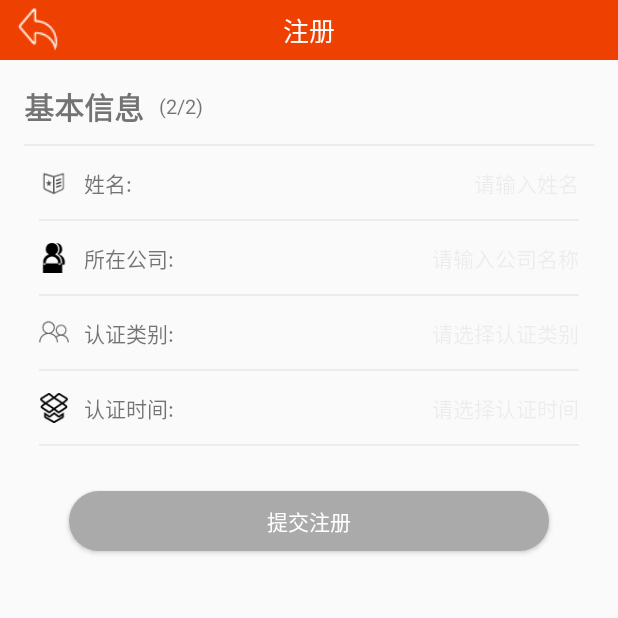
After one commit to berlin2017/RenZhengTong, an Android app: the RegisterStep2Activity screen opened directly, with no data from a screen before it, on a phone screen of 412 x 824 dp, the top half of it. The commit adds this screen. Run offline under Robolectric (Android 15) with nearby library versions, the phone set to English and light mode, and no system bars; libraries missing offline, so code that uses them is left out: com.bigkoo.pickerview.

Commit message:
用户注册

```diff
--- a/app/src/main/AndroidManifest.xml
+++ b/app/src/main/AndroidManifest.xml
@@ -74,6 +74,12 @@
             android:windowSoftInputMode="adjustPan" />
 
         <activity
+            android:name=".user.RegisterStep2Activity"
+            android:theme="@style/MyNoActionTheme"
+            android:windowSoftInputMode="adjustPan" />
+
+
+        <activity
             android:name=".user.UserInfoActivity"
             android:theme="@style/MyNoActionTheme"
             android:windowSoftInputMode="adjustPan" />
--- /dev/null
+++ b/app/src/main/java/com/dazhi/renzhengtong/user/RegisterStep2Activity.java
@@ -0,0 +1,116 @@
+package com.dazhi.renzhengtong.user;
+
+import android.graphics.Color;
+import android.os.Bundle;
+import android.support.annotation.Nullable;
+import android.support.v7.app.AppCompatActivity;
+import android.view.View;
+import android.widget.Button;
+import android.widget.DatePicker;
+import android.widget.EditText;
+import android.widget.ImageView;
+import android.widget.ProgressBar;
+import android.widget.TextView;
+
+import com.bigkoo.pickerview.OptionsPickerView;
+import com.bigkoo.pickerview.TimePickerView;
+import com.dazhi.renzhengtong.R;
+import com.dazhi.renzhengtong.utils.ToastHelper;
+
+import java.text.SimpleDateFormat;
+import java.util.ArrayList;
+import java.util.Calendar;
+import java.util.Date;
+import java.util.List;
+
+/**
+ * Created by Admin on 2018/1/31 0031.
+ */
+
+public class RegisterStep2Activity extends AppCompatActivity implements View.OnClickListener {
+
+    private EditText type;
+    private EditText time;
+    private EditText name;
+    private EditText company;
+    private Button commitBtn;
+    private List<String> list = new ArrayList<>();
+    private ProgressBar progressBar;
+
+    @Override
+    protected void onCreate(@Nullable Bundle savedInstanceState) {
+        super.onCreate(savedInstanceState);
+        setContentView(R.layout.layout_register_step2);
+        initTitle();
+        time = findViewById(R.id.register_time);
+        type = findViewById(R.id.register_type);
+        name = findViewById(R.id.register_name);
+        company = findViewById(R.id.register_company);
+        commitBtn = findViewById(R.id.register_confirm_btn);
+        progressBar = findViewById(R.id.register_loading);
+        progressBar.setVisibility(View.GONE);
+        time.setOnClickListener(this);
+        commitBtn.setOnClickListener(this);
+        type.setOnClickListener(this);
+        list.add("1-10人");
+        list.add("11-20人");
+        list.add("21-50人");
+        list.add("51-100人");
+        list.add("101-200人");
+        list.add("200人以上");
+    }
+
+    public void initTitle() {
+        ImageView back = findViewById(R.id.common_back);
+        back.setOnClickListener(this);
+        TextView textView = findViewById(R.id.common_title);
+        textView.setText("注册");
+    }
+
+    @Override
+    public void onClick(View v) {
+        switch (v.getId()) {
+            case R.id.register_confirm_btn:
+                finish();
+                break;
+            case R.id.common_back:
+                finish();
+                break;
+            case R.id.register_time:
+                boolean[]types = {true,true,true,false,false,false};
+                TimePickerView pickerView = new TimePickerView.Builder(this, new TimePickerView.OnTimeSelectListener() {
+                    @Override
+                    public void onTimeSelect(Date date, View v) {
+                        SimpleDateFormat simpleDateFormat = new SimpleDateFormat("YYYY-MM-DD");
+                        String timestring = simpleDateFormat.format(date);
+                        time.setText(timestring);
+                    }
+                }).setLabel("", "", "", "", "", "") //设置空字符串以隐藏单位提示
+                        .setDividerColor(Color.DKGRAY)
+                        .setContentSize(20)
+                        .setType(types)
+                        .setDate(Calendar.getInstance()).build();
+                pickerView.show();
+                break;
+            case R.id.register_type:
+                //条件选择器
+                OptionsPickerView pvOptions = new OptionsPickerView.Builder(this, new OptionsPickerView.OnOptionsSelectListener() {
+                    @Override
+                    public void onOptionsSelect(int options1, int option2, int options3, View v) {
+                        //返回的分别是三个级别的选中位置
+                        type.setText(list.get(options1));
+                    }
+                }).build();
+                pvOptions.setPicker(list);
+                pvOptions.show();
+                break;
+            default:
+                break;
+        }
+    }
+
+    public void commit() {
+
+    }
+
+}
--- a/app/src/main/java/com/dazhi/renzhengtong/utils/Constant.java
+++ b/app/src/main/java/com/dazhi/renzhengtong/utils/Constant.java
@@ -9,4 +9,5 @@ public class Constant {
     public final static String BASE_URL = "http://demo.ahxmgk.com/";
     public final static String NEW_LIST_URL = BASE_URL+"api/portal/lists/getCategoryPostLists";
     public final static String NEW_DETAIL_URL = BASE_URL+"api/portal";
+    public final static String USRE_REGISTER_URL = BASE_URL+"api/user/public/register";
 }
--- /dev/null
+++ b/app/src/main/res/layout/layout_register_step2.xml
@@ -0,0 +1,242 @@
+<?xml version="1.0" encoding="utf-8"?>
+<LinearLayout xmlns:android="http://schemas.android.com/apk/res/android"
+    android:layout_width="match_parent"
+    android:layout_height="match_parent"
+    android:fitsSystemWindows="true"
+    android:orientation="vertical">
+
+    <include layout="@layout/layout_common_back_title" />
+
+    <RelativeLayout
+        android:layout_width="match_parent"
+        android:layout_height="match_parent">
+
+        <ProgressBar
+            android:id="@+id/register_loading"
+            android:layout_width="wrap_content"
+            android:layout_height="wrap_content"
+            android:layout_centerInParent="true" />
+
+
+        <LinearLayout
+            android:layout_width="match_parent"
+            android:layout_height="match_parent"
+            android:layout_margin="@dimen/activity_horizontal_margin"
+            android:orientation="vertical">
+
+            <LinearLayout
+                android:layout_width="match_parent"
+                android:layout_height="wrap_content">
+
+                <TextView
+                    android:layout_width="wrap_content"
+                    android:layout_height="wrap_content"
+                    android:layout_gravity="center_vertical"
+                    android:text="基本信息"
+                    android:textSize="20sp"
+                    android:textStyle="bold" />
+
+                <TextView
+                    android:layout_width="wrap_content"
+                    android:layout_height="wrap_content"
+                    android:layout_gravity="center_vertical"
+                    android:layout_marginLeft="10dp"
+                    android:text="(2/2)"
+                    android:textSize="13sp" />
+            </LinearLayout>
+
+            <View
+                android:layout_width="match_parent"
+                android:layout_height="1dp"
+                android:layout_marginTop="10dp"
+                android:background="@color/line" />
+
+            <RelativeLayout
+                android:layout_width="match_parent"
+                android:layout_height="50dp"
+                android:layout_marginLeft="10dp"
+                android:layout_marginRight="10dp">
+
+                <ImageView
+                    android:id="@+id/evaluation_hangye_image"
+                    android:layout_width="20dp"
+                    android:layout_height="20dp"
+                    android:layout_centerVertical="true"
+                    android:src="@drawable/ic_hangye" />
+
+                <TextView
+                    android:id="@+id/evaluation_hangye_name"
+                    android:layout_width="100dp"
+                    android:layout_height="wrap_content"
+                    android:layout_centerVertical="true"
+                    android:layout_marginLeft="10dp"
+                    android:layout_toRightOf="@id/evaluation_hangye_image"
+                    android:text="姓名:" />
+
+
+                <EditText
+                    android:id="@+id/register_name"
+                    style="?android:attr/textViewStyle"
+                    android:layout_width="match_parent"
+                    android:layout_height="match_parent"
+                    android:layout_centerVertical="true"
+                    android:layout_marginLeft="10dp"
+                    android:layout_toRightOf="@id/evaluation_hangye_name"
+                    android:background="@null"
+                    android:gravity="center_vertical|right"
+                    android:hint="请输入姓名"
+                    android:textColorHint="@color/less_trans" />
+
+                <View
+                    android:layout_width="match_parent"
+                    android:layout_height="1dp"
+                    android:layout_alignParentBottom="true"
+                    android:background="@color/line" />
+            </RelativeLayout>
+
+
+            <RelativeLayout
+                android:layout_width="match_parent"
+                android:layout_height="50dp"
+                android:layout_marginLeft="10dp"
+                android:layout_marginRight="10dp">
+
+                <ImageView
+                    android:id="@+id/evaluation_guimo_image"
+                    android:layout_width="20dp"
+                    android:layout_height="20dp"
+                    android:layout_centerVertical="true"
+                    android:src="@drawable/ic_guimo" />
+
+                <TextView
+                    android:id="@+id/evaluation_guimo_name"
+                    android:layout_width="100dp"
+                    android:layout_height="wrap_content"
+                    android:layout_centerVertical="true"
+                    android:layout_marginLeft="10dp"
+                    android:layout_toRightOf="@id/evaluation_guimo_image"
+                    android:text="所在公司:" />
+
+
+                <EditText
+                    android:id="@+id/register_company"
+                    style="?android:attr/textViewStyle"
+                    android:layout_width="match_parent"
+                    android:layout_height="match_parent"
+                    android:layout_centerVertical="true"
+                    android:layout_marginLeft="10dp"
+                    android:layout_toRightOf="@id/evaluation_guimo_name"
+                    android:background="@null"
+                    android:gravity="center_vertical|right"
+                    android:hint="请输入公司名称"
+                    android:textColorHint="@color/less_trans" />
+
+                <View
+                    android:layout_width="match_parent"
+                    android:layout_height="1dp"
+                    android:layout_alignParentBottom="true"
+                    android:background="@color/line" />
+            </RelativeLayout>
+
+
+            <RelativeLayout
+                android:layout_width="match_parent"
+                android:layout_height="50dp"
+                android:layout_marginLeft="10dp"
+                android:layout_marginRight="10dp">
+
+                <ImageView
+                    android:id="@+id/evaluation_people_image"
+                    android:layout_width="20dp"
+                    android:layout_height="20dp"
+                    android:layout_centerVertical="true"
+                    android:src="@drawable/ic_people" />
+
+                <TextView
+                    android:id="@+id/evaluation_people_name"
+                    android:layout_width="100dp"
+                    android:layout_height="wrap_content"
+                    android:layout_centerVertical="true"
+                    android:layout_marginLeft="10dp"
+                    android:layout_toRightOf="@id/evaluation_people_image"
+                    android:text="认证类别:" />
+
+
+                <EditText
+                    android:id="@+id/register_type"
+                    style="?android:attr/textViewStyle"
+                    android:layout_width="match_parent"
+                    android:layout_height="match_parent"
+                    android:layout_centerVertical="true"
+                    android:layout_marginLeft="10dp"
+                    android:layout_toRightOf="@id/evaluation_people_name"
+                    android:background="@null"
+                    android:focusable="false"
+                    android:gravity="center_vertical|right"
+                    android:hint="请选择认证类别"
+                    android:textColorHint="@color/less_trans" />
+
+                <View
+                    android:layout_width="match_parent"
+                    android:layout_height="1dp"
+                    android:layout_alignParentBottom="true"
+                    android:background="@color/line" />
+            </RelativeLayout>
+
+
+            <RelativeLayout
+                android:layout_width="match_parent"
+                android:layout_height="50dp"
+                android:layout_marginLeft="10dp"
+                android:layout_marginRight="10dp">
+
+                <ImageView
+                    android:id="@+id/evaluation_product_image"
+                    android:layout_width="20dp"
+                    android:layout_height="20dp"
+                    android:layout_centerVertical="true"
+                    android:src="@drawable/ic_product" />
+
+                <TextView
+                    android:id="@+id/evaluation_product_name"
+                    android:layout_width="100dp"
+                    android:layout_height="wrap_content"
+                    android:layout_centerVertical="true"
+                    android:layout_marginLeft="10dp"
+                    android:layout_toRightOf="@id/evaluation_product_image"
+                    android:text="认证时间:" />
+
+
+                <EditText
+                    android:id="@+id/register_time"
+                    style="?android:attr/textViewStyle"
+                    android:layout_width="match_parent"
+                    android:layout_height="match_parent"
+                    android:layout_centerVertical="true"
+                    android:layout_marginLeft="10dp"
+                    android:layout_toRightOf="@id/evaluation_product_name"
+                    android:background="@null"
+                    android:focusable="false"
+                    android:gravity="center_vertical|right"
+                    android:hint="请选择认证时间"
+                    android:textColorHint="@color/less_trans" />
+
+                <View
+                    android:layout_width="match_parent"
+                    android:layout_height="1dp"
+                    android:layout_alignParentBottom="true"
+                    android:background="@color/line" />
+            </RelativeLayout>
+
+            <Button
+                android:id="@+id/register_confirm_btn"
+                android:layout_width="match_parent"
+                android:layout_height="40dp"
+                android:layout_margin="30dp"
+                android:background="@drawable/drawable_evaluation_btn_gray"
+                android:text="提交注册"
+                android:textColor="@android:color/white" />
+
+        </LinearLayout>
+    </RelativeLayout>
+</LinearLayout>
```
Also changed, not shown: app/src/main/java/com/dazhi/renzhengtong/news/NewsChannelFragment.java (+18 -13 lines), app/src/main/java/com/dazhi/renzhengtong/news/adapter/NewsImageAdapter.java (+3 -5 lines), app/src/main/java/com/dazhi/renzhengtong/news/model/ImageModel.java (deleted, +0 -26 lines), app/src/main/java/com/dazhi/renzhengtong/news/model/SlideModel.java (added, +89 -0 lines), app/src/main/java/com/dazhi/renzhengtong/user/RegisterActivity.java (+39 -3 lines), app/src/main/res/layout/layout_register.xml (+42 -3 lines), 65 other files.
